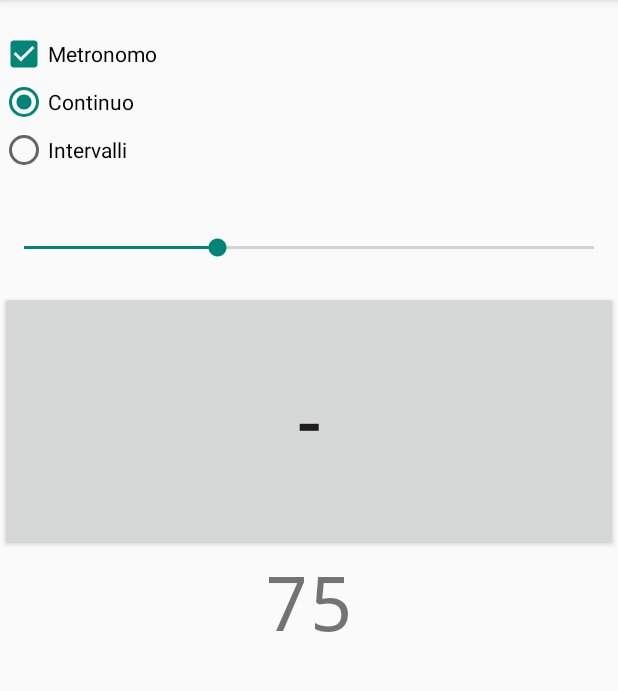
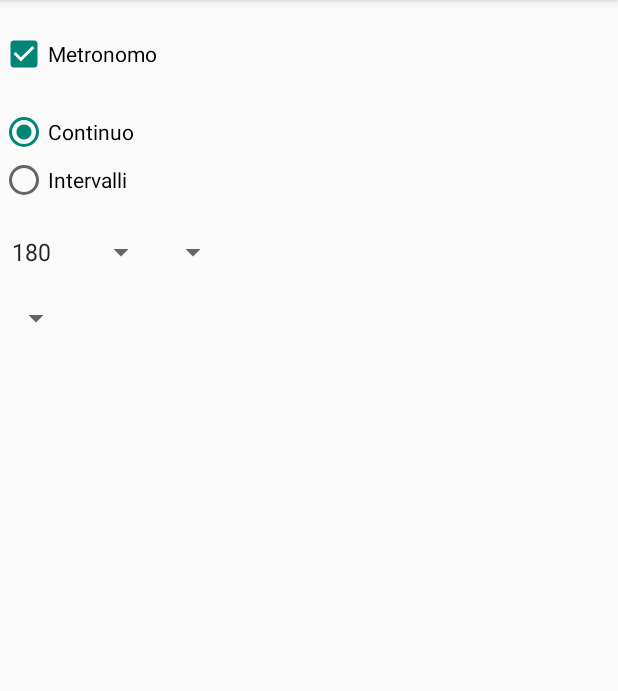
Before and after one commit to sasadangelo/Running, an Android app: the screen it shows after launch (Metronome), after a tap on "Metronomo", on a phone screen of 412 x 824 dp, the part 84-775 px from its top. Run offline under Robolectric (Android 15) with nearby library versions, the phone set to English and light mode, and no system bars; 10 statements that could not run were skipped.

Commit message:
Integrate Metronome source code.

```diff
--- a/app/src/main/java/running/org/running/Metronome.java
+++ b/app/src/main/java/running/org/running/Metronome.java
@@ -7,12 +7,14 @@ import android.content.SharedPreferences;
 import android.os.Bundle;
 import android.os.PowerManager;
 import android.view.View;
+import android.widget.AdapterView;
+import android.widget.ArrayAdapter;
 import android.widget.Button;
 import android.widget.CheckBox;
 import android.widget.RadioButton;
 import android.widget.RadioGroup;
 import android.widget.SeekBar;
-import android.widget.TextView;
+import android.widget.Spinner;
 import android.view.Menu;
 import android.view.MenuItem;
 
@@ -20,10 +22,15 @@ public class Metronome extends ActionBarActivity {
 	private static final int MAX_TEMPO = 220;
 	private static final int DEFAULT_TEMPO = 75;
 
-	private SeekBar metronomeSeekBar;
-	private Button metronomePlusButton;
-	private Button metronomeMinusButton;
-	private TextView metronomeText;
+    private CheckBox metronomeCheckBox;
+    //private SeekBar metronomeSeekBar;
+    private Spinner metronomeSPMI1Spinner;
+    private Spinner metronomeSPMI2Spinner;
+    private Spinner metronomeTimeI1Spinner;
+    private Spinner metronomeTimeI2Spinner;
+	//private Button metronomePlusButton;
+    //private Button metronomeMinusButton;
+    //private TextView metronomeText;
 
 	private int metronomeTempo = DEFAULT_TEMPO;
 
@@ -48,62 +55,148 @@ public class Metronome extends ActionBarActivity {
 		mWakeLock = pm.newWakeLock(PowerManager.PARTIAL_WAKE_LOCK, "MetronomeLock");
 		tp = new TickPlayer(this);
 
-		metronomeSeekBar = (SeekBar) findViewById(R.id.tempo);
-		metronomeSeekBar.setMax(MAX_TEMPO + 1);
-		metronomeSeekBar.setOnSeekBarChangeListener(new SeekBar.OnSeekBarChangeListener() {
+		//metronomeSeekBar = (SeekBar) findViewById(R.id.tempo);
+        //metronomeSeekBar.setMax(MAX_TEMPO + 1);
+        //metronomeSeekBar.setOnSeekBarChangeListener(new SeekBar.OnSeekBarChangeListener() {
+        //	@Override
+        //	public void onProgressChanged(SeekBar seekBar, int progress, boolean fromTouch) {
+        //		metronomeTempo = progress;
+        //		//metronomeText.setText("" + metronomeTempo);
+        //	}
+
+        //	@Override
+        //	public void onStopTrackingTouch(SeekBar seekBar) {
+        //		metronomeTempo = seekBar.getProgress();
+        //		restart();
+        //	}
+
+        //	@Override
+        //	public void onStartTrackingTouch(SeekBar seekBar) {
+        //	}
+        //});
+
+		//metronomeMinusButton = (Button) findViewById(R.id.minus);
+        //metronomeMinusButton.setOnClickListener(new Button.OnClickListener() {
+        //	@Override
+        //	public void onClick(View v) {
+        //		if (metronomeTempo > 1) --metronomeTempo;
+        //		restart();
+        //	}
+        //});
+
+        //metronomePlusButton = (Button) findViewById(R.id.plus);
+        //metronomePlusButton.setOnClickListener(new Button.OnClickListener() {
+        //	@Override
+        //	public void onClick(View v) {
+        //		if (metronomeTempo < MAX_TEMPO) ++metronomeTempo;
+        //		restart();
+        //	}
+        //});
+
+        //metronomeText = (TextView) findViewById(R.id.text);
+
+		String bpm[]=new String[221];
+		for (int i=0; i<221; i++) bpm[i]= "" + i;
+        bpm[0]="Silent";
+
+        metronomeSPMI1Spinner= (Spinner) findViewById(R.id.spinner_spm_metronome_i1);
+		ArrayAdapter<String> adapterSPMI1 = new ArrayAdapter<String>(this, android.R.layout.simple_spinner_item, bpm);
+        adapterSPMI1.setDropDownViewResource(android.R.layout.simple_spinner_dropdown_item);
+        metronomeSPMI1Spinner.setAdapter(adapterSPMI1);
+        metronomeSPMI1Spinner.setSelection(180);
+        metronomeSPMI1Spinner.setOnItemSelectedListener(new AdapterView.OnItemSelectedListener() {
             @Override
-			public void onProgressChanged(SeekBar seekBar, int progress, boolean fromTouch) {
-				metronomeTempo = progress;
-				metronomeText.setText("" + metronomeTempo);
+            public void onItemSelected(AdapterView<?> parentView, View selectedItemView, int position, long id) {
+                // your code here
             }
 
             @Override
-			public void onStopTrackingTouch(SeekBar seekBar) {
-				metronomeTempo = seekBar.getProgress();
-				restart();
+            public void onNothingSelected(AdapterView<?> parentView) {
+                // your code here
+            }
+
+        });
+
+        metronomeSPMI2Spinner= (Spinner) findViewById(R.id.spinner_spm_metronome_i2);
+        ArrayAdapter<String> adapterSPMI2 = new ArrayAdapter<String>(this, android.R.layout.simple_spinner_item, bpm);
+
+        adapterSPMI2.setDropDownViewResource(android.R.layout.simple_spinner_dropdown_item);
+        metronomeSPMI2Spinner.setAdapter(adapterSPMI2);
+        metronomeSPMI2Spinner.setSelection(180);
+        metronomeSPMI2Spinner.setOnItemSelectedListener(new AdapterView.OnItemSelectedListener() {
+            @Override
+            public void onItemSelected(AdapterView<?> parentView, View selectedItemView, int position, long id) {
+                // your code here
             }
 
             @Override
-			public void onStartTrackingTouch(SeekBar seekBar) {
+            public void onNothingSelected(AdapterView<?> parentView) {
+                // your code here
             }
+
         });
 
-		metronomeMinusButton = (Button) findViewById(R.id.minus);
-		metronomeMinusButton.setOnClickListener(new Button.OnClickListener() {
+        String time[] = { "2 secs", "5 secs", "15 secs", "30 secs", "1 minute", "2 minutes",
+            "3 minutes", "5 minutes", "8 minutes", "10 minutes", "20 minutes", "22 minutes",
+            "25 minutes", "28 minutes", "30 minutes" };
+
+        metronomeTimeI1Spinner= (Spinner) findViewById(R.id.spinner_metronome);
+        ArrayAdapter<String> adapterTempoI1 = new ArrayAdapter<String>(this, android.R.layout.simple_spinner_item, time);
+
+        adapterTempoI1.setDropDownViewResource(android.R.layout.simple_spinner_dropdown_item);
+        metronomeTimeI1Spinner.setAdapter(adapterSPMI1);
+        metronomeTimeI1Spinner.setSelection(5);
+        metronomeTimeI1Spinner.setOnItemSelectedListener(new AdapterView.OnItemSelectedListener() {
             @Override
-			public void onClick(View v) {
-				if (metronomeTempo > 1) --metronomeTempo;
-				restart();
+            public void onItemSelected(AdapterView<?> parentView, View selectedItemView, int position, long id) {
+                // your code here
             }
+
+            @Override
+            public void onNothingSelected(AdapterView<?> parentView) {
+                // your code here
+            }
+
         });
 
-		metronomePlusButton = (Button) findViewById(R.id.plus);
-		metronomePlusButton.setOnClickListener(new Button.OnClickListener() {
+        metronomeTimeI2Spinner= (Spinner) findViewById(R.id.spinner_metronome);
+        ArrayAdapter<String> adapterTempoI2 = new ArrayAdapter<String>(this, android.R.layout.simple_spinner_item, time);
+
+        adapterTempoI2.setDropDownViewResource(android.R.layout.simple_spinner_dropdown_item);
+        metronomeTimeI2Spinner.setAdapter(adapterSPMI1);
+        metronomeTimeI2Spinner.setSelection(5);
+        metronomeTimeI2Spinner.setOnItemSelectedListener(new AdapterView.OnItemSelectedListener() {
             @Override
-			public void onClick(View v) {
-				if (metronomeTempo < MAX_TEMPO) ++metronomeTempo;
-				restart();
+            public void onItemSelected(AdapterView<?> parentView, View selectedItemView, int position, long id) {
+                // your code here
             }
+
+            @Override
+            public void onNothingSelected(AdapterView<?> parentView) {
+                // your code here
+            }
+
         });
 
-		metronomeText = (TextView) findViewById(R.id.text);
+        metronomeCheckBox= (CheckBox) findViewById(R.id.checkbox_metronome);
+		metronomeCheckBox.setChecked(metronomeActive);
 
-		CheckBox metronomecheckBox= (CheckBox) findViewById(R.id.checkbox_metronome);
-		metronomecheckBox.setChecked(metronomeActive);
 
 		RadioGroup metronomeRadioGroup= (RadioGroup) findViewById(R.id.radiogroup_metronome);
 		if (metronomeActive) {
 			metronomeRadioGroup.setVisibility(View.VISIBLE);
-			metronomeSeekBar.setVisibility(View.VISIBLE);
-			metronomeMinusButton.setVisibility(View.VISIBLE);
-			metronomePlusButton.setVisibility(View.VISIBLE);
-			metronomeText.setVisibility(View.VISIBLE);
+			//metronomeSeekBar.setVisibility(View.VISIBLE);
+            //metronomeMinusButton.setVisibility(View.VISIBLE);
+            //metronomePlusButton.setVisibility(View.VISIBLE);
+            //metronomeText.setVisibility(View.VISIBLE);
+            metronomeSPMI1Spinner.setVisibility(View.VISIBLE);
 		} else {
 			metronomeRadioGroup.setVisibility(View.GONE);
-			metronomeSeekBar.setVisibility(View.GONE);
-			metronomeMinusButton.setVisibility(View.GONE);
-			metronomePlusButton.setVisibility(View.GONE);
-			metronomeText.setVisibility(View.GONE);
+			//metronomeSeekBar.setVisibility(View.GONE);
+            //metronomeMinusButton.setVisibility(View.GONE);
+            //metronomePlusButton.setVisibility(View.GONE);
+            //metronomeText.setVisibility(View.GONE);
+            metronomeSPMI1Spinner.setVisibility(View.GONE);
 		}
 
 		RadioButton metronomeRadioContinue= (RadioButton) findViewById(R.id.radio_metronome_continue);
@@ -111,17 +204,23 @@ public class Metronome extends ActionBarActivity {
 		if (metronomeContinue) {
 			metronomeRadioContinue.setChecked(true);
 			metronomeRadioIntervals.setChecked(false);
+            metronomeSPMI2Spinner.setVisibility(View.GONE);
+            metronomeTimeI1Spinner.setVisibility(View.GONE);
+            metronomeTimeI2Spinner.setVisibility(View.GONE);
 		} else {
 			metronomeRadioContinue.setChecked(false);
 			metronomeRadioIntervals.setChecked(true);
+            metronomeSPMI2Spinner.setVisibility(View.VISIBLE);
+            metronomeTimeI1Spinner.setVisibility(View.VISIBLE);
+            metronomeTimeI2Spinner.setVisibility(View.VISIBLE);
 		}
 
-		mStartStopButton = (Button) findViewById(R.id.startstop);
-		mStartStopButton.setOnClickListener(new View.OnClickListener() {
-			public void onClick(View view) {
-				changeState();
-			}
-		});
+        //mStartStopButton = (Button) findViewById(R.id.startstop);
+        //mStartStopButton.setOnClickListener(new View.OnClickListener() {
+        //	public void onClick(View view) {
+        //		changeState();
+        //	}
+        //});
 
 		SharedPreferences settings = getSharedPreferences(PREFS, 0);
 		metronomeTempo = settings.getInt(KEY_TEMPO, DEFAULT_TEMPO);
@@ -137,16 +236,26 @@ public class Metronome extends ActionBarActivity {
 		case R.id.checkbox_metronome:
 			if (metronomeActive) {
 				metronomeRadioGroup.setVisibility(View.VISIBLE);
-				metronomeSeekBar.setVisibility(View.VISIBLE);
-				metronomeMinusButton.setVisibility(View.VISIBLE);
-				metronomePlusButton.setVisibility(View.VISIBLE);
-				metronomeText.setVisibility(View.VISIBLE);
+				//metronomeSeekBar.setVisibility(View.VISIBLE);
+                //metronomeMinusButton.setVisibility(View.VISIBLE);
+                //metronomePlusButton.setVisibility(View.VISIBLE);
+                //metronomeText.setVisibility(View.VISIBLE);
+                metronomeSPMI1Spinner.setVisibility(View.VISIBLE);
+                if (!metronomeContinue) {
+                    metronomeSPMI2Spinner.setVisibility(View.VISIBLE);
+                    metronomeTimeI1Spinner.setVisibility(View.VISIBLE);
+                    metronomeTimeI2Spinner.setVisibility(View.VISIBLE);
+                }
 			} else {
 				metronomeRadioGroup.setVisibility(View.GONE);
-				metronomeSeekBar.setVisibility(View.GONE);
-				metronomeMinusButton.setVisibility(View.GONE);
-				metronomePlusButton.setVisibility(View.GONE);
-				metronomeText.setVisibility(View.GONE);
+				//metronomeSeekBar.setVisibility(View.GONE);
+                //metronomeMinusButton.setVisibility(View.GONE);
+                //metronomePlusButton.setVisibility(View.GONE);
+                //metronomeText.setVisibility(View.GONE);
+                metronomeSPMI1Spinner.setVisibility(View.GONE);
+                metronomeSPMI2Spinner.setVisibility(View.GONE);
+                metronomeTimeI1Spinner.setVisibility(View.GONE);
+                metronomeTimeI2Spinner.setVisibility(View.GONE);
 			}
 			break;
 		}
@@ -163,6 +272,9 @@ public class Metronome extends ActionBarActivity {
 				RadioButton metronomeRadioIntervals= (RadioButton) findViewById(R.id.radio_metronome_intervals);
 				metronomeRadioContinue.setChecked(true);
 				metronomeRadioIntervals.setChecked(false);
+                metronomeSPMI2Spinner.setVisibility(View.GONE);
+                metronomeTimeI1Spinner.setVisibility(View.GONE);
+                metronomeTimeI2Spinner.setVisibility(View.GONE);
 			}
 			break;
 		case R.id.radio_metronome_intervals:
@@ -172,6 +284,9 @@ public class Metronome extends ActionBarActivity {
 				RadioButton metronomeRadioIntervals= (RadioButton) findViewById(R.id.radio_metronome_intervals);
 				metronomeRadioContinue.setChecked(false);
 				metronomeRadioIntervals.setChecked(true);
+                metronomeSPMI2Spinner.setVisibility(View.VISIBLE);
+                metronomeTimeI1Spinner.setVisibility(View.VISIBLE);
+                metronomeTimeI2Spinner.setVisibility(View.VISIBLE);
 			}
 			break;
 		}
@@ -179,10 +294,10 @@ public class Metronome extends ActionBarActivity {
 
 	private void restart()
 	{
-		metronomeSeekBar.setProgress(metronomeTempo);
-		metronomeText.setText("" + metronomeTempo);
-		metronomeMinusButton.setClickable(metronomeTempo > 0);
-		metronomePlusButton.setClickable(metronomeTempo < MAX_TEMPO);
+		//metronomeSeekBar.setProgress(metronomeTempo);
+        //metronomeText.setText("" + metronomeTempo);
+        //metronomeMinusButton.setClickable(metronomeTempo > 0);
+        //metronomePlusButton.setClickable(metronomeTempo < MAX_TEMPO);
 
 		if (metronomeRunning) {
 			tp.onStop();
--- a/app/src/main/res/layout/activity_metronome.xml
+++ b/app/src/main/res/layout/activity_metronome.xml
@@ -7,12 +7,11 @@
         android:layout_width="fill_parent">
         <TableRow>
             <CheckBox android:id="@+id/checkbox_metronome"
-                android:layout_width="wrap_content"
+                android:layout_width="fill_parent"
                 android:text="@string/metronomeCheckBoxLabel"
-                android:layout_height="wrap_content"
                 android:onClick="onCheckboxClicked" />
         </TableRow>
-        <TableRow>
+        <TableRow android:paddingTop="20sp">
             <RadioGroup android:id="@+id/radiogroup_metronome"
                 android:layout_width="fill_parent"
                 android:layout_height="wrap_content"
@@ -29,7 +28,32 @@
                     android:onClick="onRadioButtonClicked"/>
             </RadioGroup>
         </TableRow>
+        <TableRow android:paddingTop="20sp">
+            <Spinner
+                android:id="@+id/spinner_spm_metronome_i1"
+                android:layout_width="fill_parent"
+                android:title="Steps/min"
+                android:layout_height="wrap_content" />
+            <Spinner
+                android:id="@+id/spinner_time_metronome_i1"
+                android:layout_width="fill_parent"
+                android:title="Time"
+                android:layout_height="wrap_content" />
+        </TableRow>
+        <TableRow android:paddingTop="20sp">
+            <Spinner
+                android:id="@+id/spinner_spm_metronome_i2"
+                android:layout_width="fill_parent"
+                android:title="Steps/min"
+                android:layout_height="wrap_content" />
+            <Spinner
+                android:id="@+id/spinner_time_metronome_i2"
+                android:layout_width="fill_parent"
+                android:title="Time"
+                android:layout_height="wrap_content" />
+        </TableRow>
     </TableLayout>
+    <!--
     <TableLayout android:layout_height="wrap_content"
         android:layout_width="fill_parent">
     </TableLayout>
@@ -50,4 +74,5 @@
         android:layout_weight="1"
         android:textSize="25sp"
         android:id="@+id/startstop" />
+    -->
 </LinearLayout>
```
Also changed, not shown: app/src/main/res/values/strings.xml (+12 -0 lines). Lines whose indentation alone changed are shown as unchanged.
